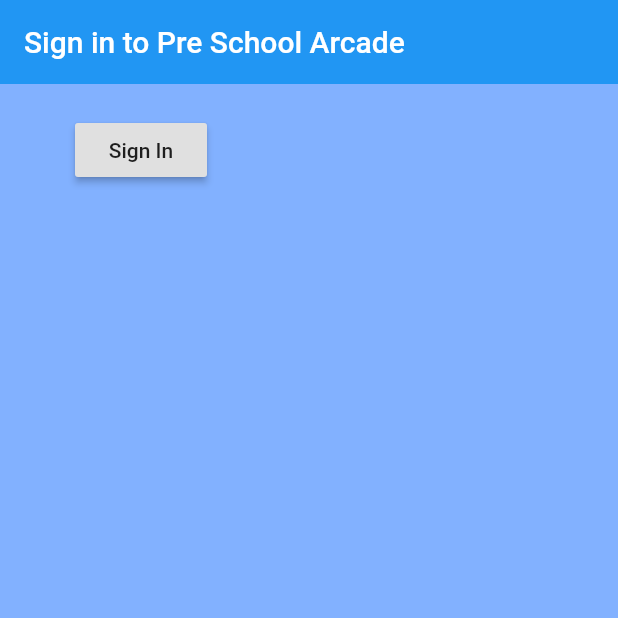
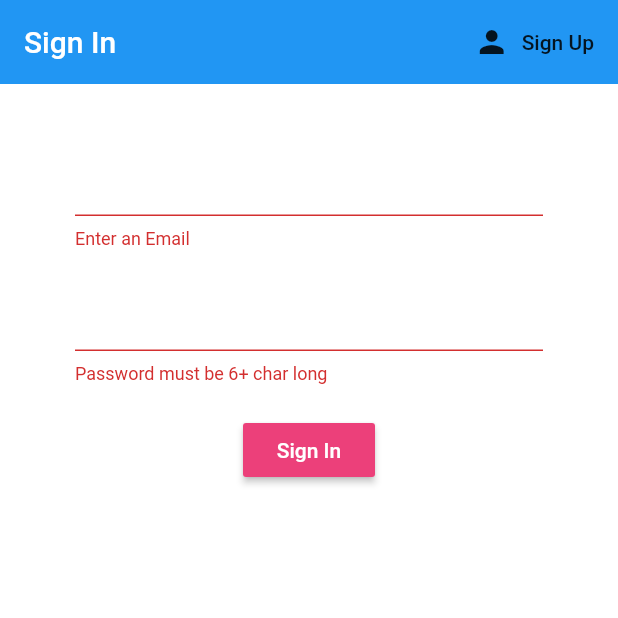
Before and after one commit to priyanthabuddhika/preschoolapp, a Flutter app: the screen it shows after launch, after a tap on "Sign In", on a phone screen of 412 x 824 dp, the top half of it. Run offline on Flutter 3.47's test engine with Material 2 defaults, Android fonts, the phone set to English and light mode, and no system bars; our stand-ins replace firebase_auth; accounts and stored records are empty.

Commit message:
Sign in with email & password is done.

```diff
--- a/preschool_app/lib/main.dart
+++ b/preschool_app/lib/main.dart
@@ -1,5 +1,8 @@
 import 'package:flutter/material.dart';
+import 'package:preschool_app/models/users.dart';
 import 'package:preschool_app/screens/screens/wrapper.dart';
+import 'package:preschool_app/services/auth.dart';
+import 'package:provider/provider.dart';
 
 void main() {
   runApp(MyApp());
@@ -8,8 +11,11 @@
 class MyApp extends StatelessWidget {
   @override
   Widget build(BuildContext context) {
-    return MaterialApp(
-      home: Wrapper()
+    return StreamProvider<User>.value(
+          value: AuthService().userStrm,
+          child: MaterialApp(
+        home: Wrapper()
+      ),
     );
   }
 }
--- /dev/null
+++ b/preschool_app/lib/models/users.dart
@@ -0,0 +1,5 @@
+class User {
+  final String uid ;
+
+  User({this.uid});
+}
--- a/preschool_app/lib/screens/screens/authenticate/authenticate.dart
+++ b/preschool_app/lib/screens/screens/authenticate/authenticate.dart
@@ -1,4 +1,5 @@
 import 'package:flutter/material.dart';
+import 'package:preschool_app/screens/screens/authenticate/register.dart';
 import 'package:preschool_app/screens/screens/authenticate/signin.dart';
 
 class Authenticate extends StatefulWidget {
@@ -7,8 +8,20 @@
 }
 
 class _AuthenticateState extends State<Authenticate> {
+   bool showSignIn = true;
+
+  void toggleView(){
+   setState(() {
+     showSignIn = !showSignIn;
+   });
+  }
   @override
   Widget build(BuildContext context) {
-    return signIn();
+    if(showSignIn){
+      return SignIn(toggleView: toggleView);
+    }
+    else{
+      return Register(toggleView: toggleView);
+    }
   }
 }
--- a/preschool_app/lib/screens/screens/authenticate/signin.dart
+++ b/preschool_app/lib/screens/screens/authenticate/signin.dart
@@ -1,37 +1,101 @@
 import 'package:flutter/material.dart';
 import 'package:preschool_app/services/auth.dart';
 
-class signIn extends StatefulWidget {
+class SignIn extends StatefulWidget {
+  final Function toggleView;
+  SignIn({this.toggleView});
+
   @override
-  _signInState createState() => _signInState();
+  _SignInState createState() => _SignInState();
 }
 
-class _signInState extends State<signIn> {
+class _SignInState extends State<SignIn> {
   final AuthService _auth = AuthService();
+  final _formkey = GlobalKey<FormState>();
+
+  // Login state
+
+  String email = '';
+  String password = '';
+  String error = '';
 
   @override
   Widget build(BuildContext context) {
     return Scaffold(
-      backgroundColor: Colors.blueAccent[100],
+      backgroundColor: Colors.white,
       appBar: AppBar(
         backgroundColor: Colors.blueAccent[500],
         elevation: 0.0,
-        title: Text('Sign in to Pre School Arcade'),
+        title: Text('Sign In '),
+        actions: <Widget>[
+          FlatButton.icon(
+            onPressed: () {
+              widget.toggleView();
+            },
+            icon: Icon(Icons.person),
+            label: Text('Sign Up'),
+          )
+        ],
       ),
       body: Container(
-        padding: EdgeInsets.symmetric(vertical: 20.0, horizontal: 50.0),
-        child: RaisedButton(
-          child: Text('Sign In'),
-          onPressed: () async {
-            dynamic result = await _auth.signInAnon();
-            if (result == null)
-              print('Error');
-            else
-              print('Succesfully Signed In');
-            print(result);
-          },
-        ),
-      ),
+          padding: EdgeInsets.symmetric(vertical: 20.0, horizontal: 50.0),
+          child: Form(
+            key: _formkey,
+            child: Column(
+              children: <Widget>[
+                SizedBox(
+                  height: 20.0,
+                ),
+                TextFormField(
+                  validator: (val) => val.isEmpty ? 'Enter an Email' : null,
+                  onChanged: (val) {
+                    setState(() {
+                      email = val;
+                    });
+                  },
+                ),
+                SizedBox(
+                  height: 20.0,
+                ),
+                TextFormField(
+                  validator: (val) =>
+                      val.length < 6 ? 'Password must be 6+ char long' : null,
+                  onChanged: (val) {
+                    setState(() {
+                      password = val;
+                    });
+                  },
+                  obscureText: true,
+                ),
+                SizedBox(
+                  height: 20.0,
+                ),
+                RaisedButton(
+                  onPressed: () async {
+                    if (_formkey.currentState.validate()) {
+                      print(email);
+                      print(password);
+                      dynamic result =
+                          await _auth.signInwithEmailandPwd(email, password);
+                      if (result == null) {
+                        setState(() {
+                          error = 'Could not sign in with these credentials';
+                        });
+                      } else {
+                        print('Signed In');
+                        print(result);
+                      }
+                    }
+                  },
+                  color: Colors.pink[400],
+                  child: Text(
+                    'Sign In',
+                    style: TextStyle(color: Colors.white),
+                  ),
+                )
+              ],
+            ),
+          )),
     );
   }
 }
--- a/preschool_app/lib/screens/screens/wrapper.dart
+++ b/preschool_app/lib/screens/screens/wrapper.dart
@@ -1,10 +1,20 @@
 import 'package:flutter/material.dart';
 import 'package:preschool_app/screens/screens/authenticate/authenticate.dart';
 import 'package:preschool_app/screens/screens/home/home.dart';
+import 'package:provider/provider.dart';
+import 'package:preschool_app/models/users.dart';
 
 class Wrapper extends StatelessWidget {
   @override
   Widget build(BuildContext context) {
-    return Authenticate();
+    final user = Provider.of<User>(context);
+    print(user);
+
+    // Rturn either authenticate or home
+    if (user == null) {
+      return Authenticate();
+    } else {
+      return Home();
+    }
   }
 }
--- a/preschool_app/lib/services/auth.dart
+++ b/preschool_app/lib/services/auth.dart
@@ -1,7 +1,19 @@
 import 'package:firebase_auth/firebase_auth.dart';
+import 'package:preschool_app/models/users.dart';
 
 class AuthService {
   final FirebaseAuth _auth = FirebaseAuth.instance;
+
+  // Create user obj based onfirebaseUser
+  User _userfromFirebase(FirebaseUser user){
+    return user != null ? User(uid: user.uid) : null;
+  }
+  // Auth Change User Stream
+
+  Stream<User> get userStrm {
+    return _auth.onAuthStateChanged
+    .map(_userfromFirebase);
+  }
 
   // Log in with anonymous
 
@@ -9,10 +21,49 @@
     try {
       AuthResult result = await _auth.signInAnonymously();
       FirebaseUser user = result.user;
-      return user;
+      return _userfromFirebase(user);
     } catch (e) {
       print(e.toString());
       return null;
     }
   }
+
+  // Register user with Email and Pwd
+
+  Future registerUserwithEmailandPwd(String email, String password) async {
+    try {
+      AuthResult result = await _auth.createUserWithEmailAndPassword(email: email, password: password);
+      FirebaseUser user = result.user;
+      return _userfromFirebase(user);
+    } catch (e) {
+      print(e.toString());
+      return null;
+    }
+  }
+
+
+  // Sign in with Email and Password
+
+  Future signInwithEmailandPwd(String email, String password) async {
+    try {
+      AuthResult result = await _auth.signInWithEmailAndPassword(email: email, password: password);
+      FirebaseUser user = result.user;
+      return _userfromFirebase(user);
+    } catch (e) {
+      print(e.toString());
+      return null;
+    }
+  }
+
+  // Sign out
+
+  Future signingOut() async {
+    try {
+      return await _auth.signOut();
+    } catch (e) {
+      print(e.toString());
+      return null;
+    }
+  }
+
 }
--- a/preschool_app/pubspec.yaml
+++ b/preschool_app/pubspec.yaml
@@ -13,6 +13,7 @@
   cupertino_icons: ^0.1.2
   firebase_auth: ^0.15.0+1
   cloud_firestore: ^0.12.10+2
+  provider: ^3.1.0+1
 
 dev_dependencies:
   flutter_test:
```
Also changed, not shown: preschool_app/lib/screens/screens/authenticate/register.dart (added, +109 -0 lines), preschool_app/lib/screens/screens/home/home.dart (+17 -3 lines), preschool_app/pubspec.lock, 3 other files.
